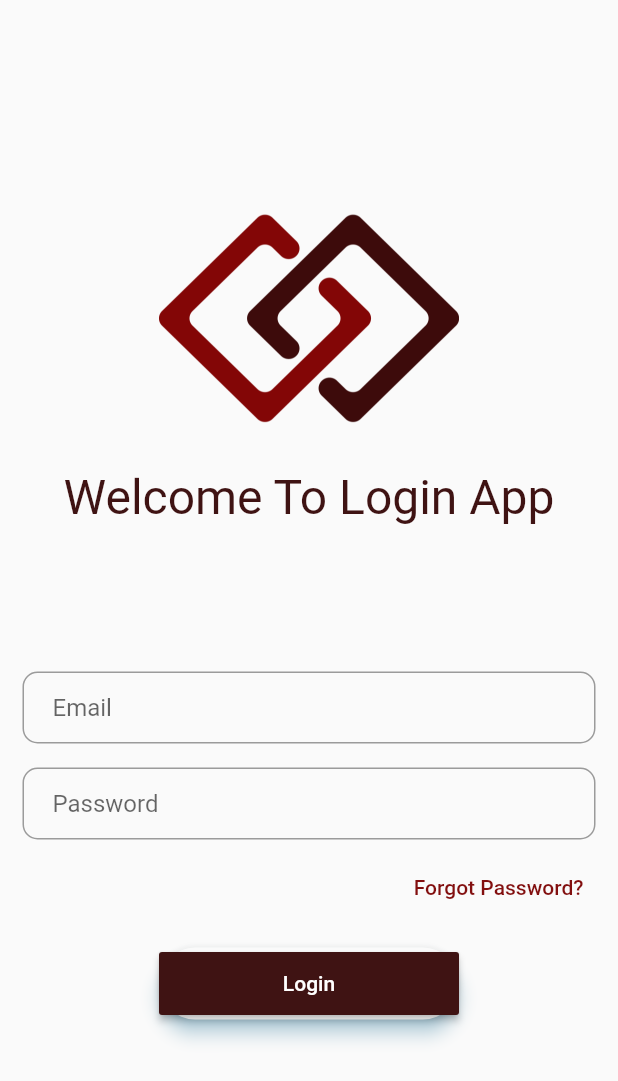
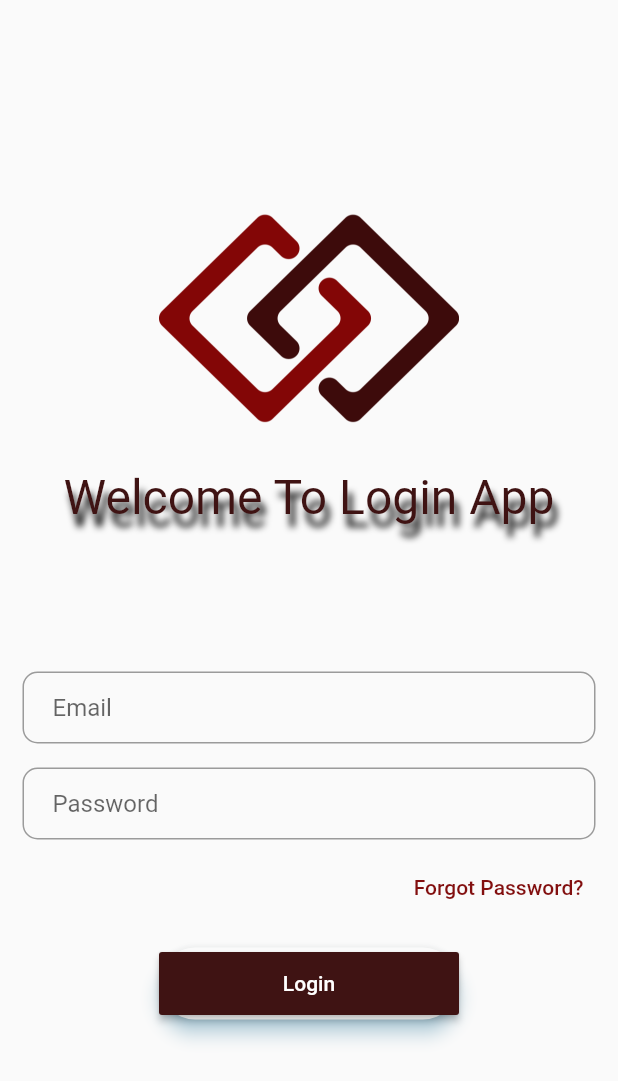
Before and after one commit to MhMahdi94/login_app, a Flutter app: the screen it shows after launch, on a phone screen of 412 x 824 dp. Shown: the top 1081 px of the screen. Run offline on Flutter 3.47's test engine with Material 2 defaults, Android fonts, the phone set to English and light mode, and no system bars.

Commit message:
second commit

```diff
--- a/lib/login_page.dart
+++ b/lib/login_page.dart
@@ -1,4 +1,5 @@
 import 'package:flutter/material.dart';
+//import 'package:form_validator/form_validator.dart';
 
 class LoginPage extends StatefulWidget {
   const LoginPage({Key? key}) : super(key: key);
@@ -8,6 +9,7 @@ class LoginPage extends StatefulWidget {
 }
 
 class _LoginPageState extends State<LoginPage> {
+  //final  _formKey = GlobalKey<FormState>();
   final logo = Hero(
       tag: 'hero',
       child: CircleAvatar(
@@ -20,6 +22,7 @@ class _LoginPageState extends State<LoginPage> {
       keyboardType: TextInputType.emailAddress,
       autofocus: false,
       cursorColor: Color(0xff3f1313),
+      // validator: ValidationBuilder().email().maxLength(50).build(),
       decoration: InputDecoration(
         focusColor: Color(0xff3f1313),
         hintText: 'Email',
@@ -30,6 +33,13 @@ class _LoginPageState extends State<LoginPage> {
   final password = TextFormField(
       autofocus: false,
       obscureText: true,
+      validator: (value) {
+        if (value!.isEmpty)
+          return null;
+        else
+          return "Password is required field";
+        //else if (value.length<)
+      },
       decoration: InputDecoration(
         hintText: 'Password',
         contentPadding: EdgeInsets.fromLTRB(20, 10, 20, 10),
@@ -80,13 +90,19 @@ class _LoginPageState extends State<LoginPage> {
             //Spacer(),
             Text(
               'Welcome To Login App',
-              style: TextStyle(
-                color: Color(0xff3f1313),
-                fontSize: 32,
-              ),
+              style:
+                  TextStyle(color: Color(0xff3f1313), fontSize: 32, shadows: [
+                Shadow(
+                  offset: Offset(3.0, 9.0),
+                  blurRadius: 6.0,
+                  color: Color.fromARGB(255, 0, 0, 0),
+                )
+              ]),
             ),
             Spacer(),
-            Column(
+            Form(
+              //key: _formKey,
+              child: Column(
                 mainAxisAlignment: MainAxisAlignment.center,
                 children: [
                   email,
@@ -109,6 +125,7 @@ class _LoginPageState extends State<LoginPage> {
                   ),
                 ],
               ),
+            ),
 
             Spacer()
             // email,
--- a/pubspec.yaml
+++ b/pubspec.yaml
@@ -28,6 +28,7 @@ dependencies:
   # The following adds the Cupertino Icons font to your application.
   # Use with the CupertinoIcons class for iOS style icons.
   cupertino_icons: ^1.0.2
+  form_validator: ^0.1.7
 
 dev_dependencies:
   flutter_test:
```
Also changed, not shown: pubspec.lock. Lines whose indentation alone changed are shown as unchanged.
